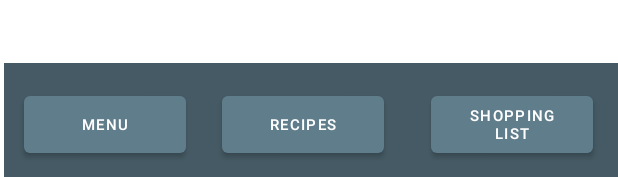
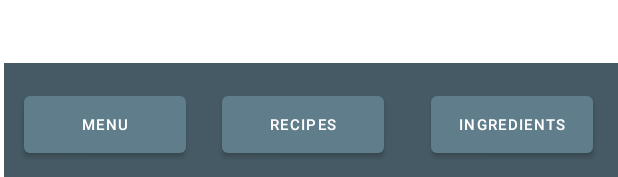
Before and after one commit to 81Jashua/Menu_Planner, an Android app: the layout activity_shopping_list.xml on its own in the app's theme, with its tools: preview values and no code run, on a phone screen of 412 x 824 dp. Shown: the part 1056-1233 px from the top of the screen. Run offline under Robolectric (Android 15) with nearby library versions, the phone set to English and light mode, and no system bars; Roboto replaces fonts that are not available here.

Commit message:
fixed text on navigation buttons

```diff
--- a/app/src/main/res/layout/activity_recipe.xml
+++ b/app/src/main/res/layout/activity_recipe.xml
@@ -48,7 +48,7 @@
         android:layout_height="50dp"
         android:layout_marginStart="24dp"
         android:textColor="@color/white"
-        android:text="Recipes"
+        android:text="Ingredients"
         android:textSize="10sp"
         app:layout_constraintBottom_toBottomOf="parent"
         app:layout_constraintStart_toEndOf="@+id/recipeToMenuButton"
--- a/app/src/main/res/layout/activity_shopping_list.xml
+++ b/app/src/main/res/layout/activity_shopping_list.xml
@@ -62,7 +62,7 @@
         android:layout_width="108dp"
         android:layout_height="50dp"
         android:textColor="@color/white"
-        android:text="Shopping List"
+        android:text="Ingredients"
         android:textSize="10sp"
         app:layout_constraintBottom_toBottomOf="parent"
         app:layout_constraintEnd_toEndOf="@+id/view"
```
